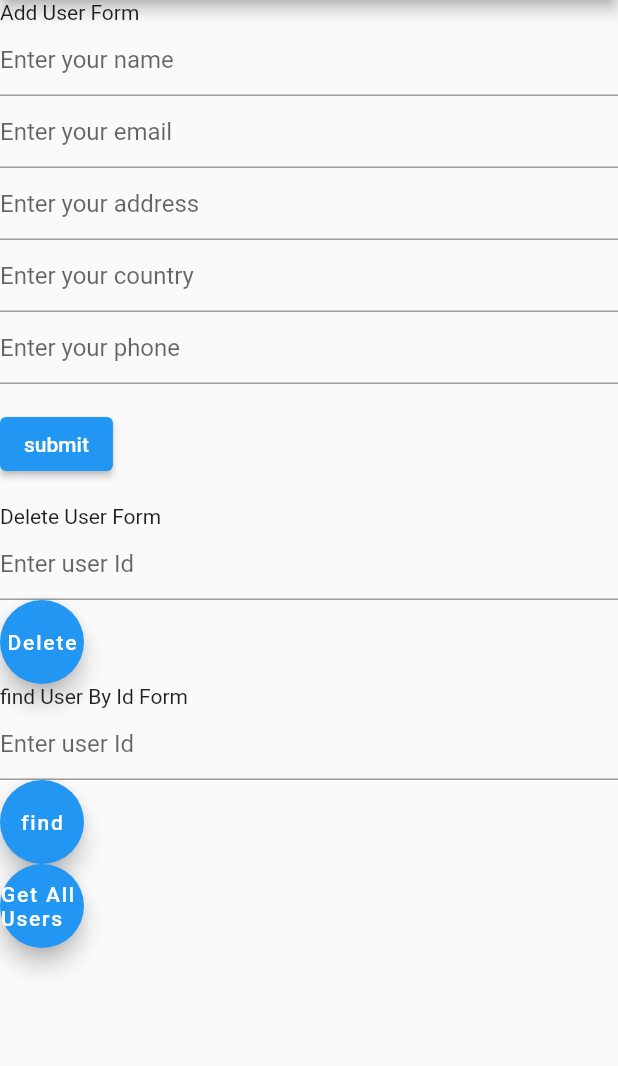
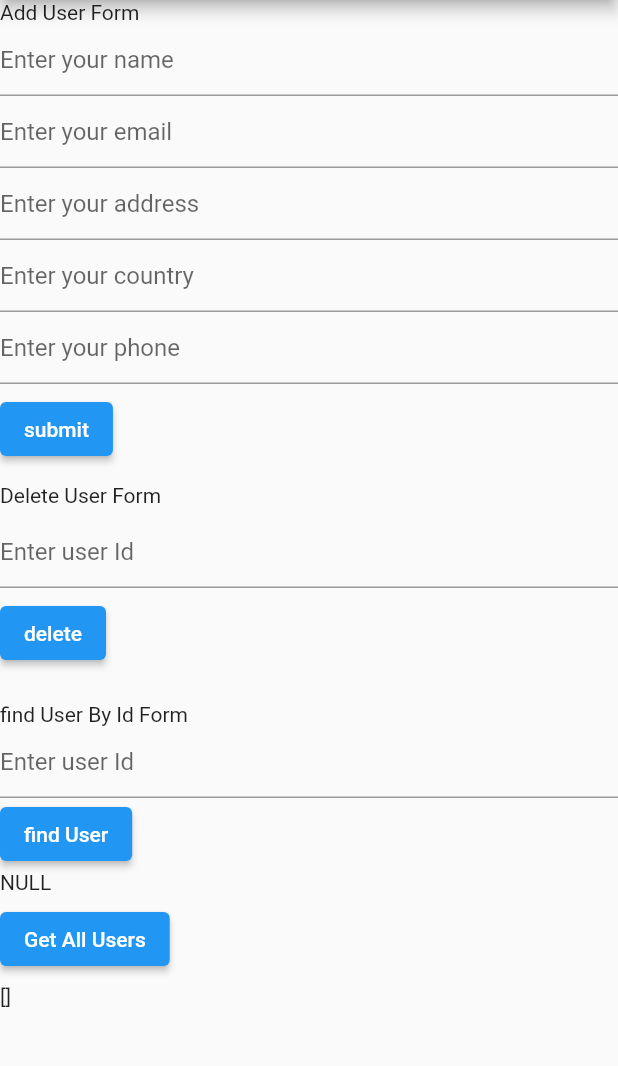
Before and after one commit to mohammedouttaleb/Crud-Web-App-Assignment, a Flutter app: the screen it shows after launch, on a phone screen of 412 x 824 dp, the part 84-1150 px from its top. Run offline on Flutter 3.47's test engine with Material 2 defaults, Android fonts, the phone set to English and light mode, and no system bars.

Commit message:
fixed some buttons style and displayed data into TextFields

```diff
--- a/Front-end/myapp/lib/main.dart
+++ b/Front-end/myapp/lib/main.dart
@@ -33,7 +33,6 @@ class MyHomePage extends StatefulWidget {
 
 class _MyHomePageState extends State<MyHomePage> {
   final GlobalKey<FormState> _formKey = GlobalKey<FormState>();
-  int _counter = 0;
   var _users = [];
   String user_found = "NULL";
   var user = {
@@ -44,6 +43,7 @@ class _MyHomePageState extends State<MyHomePage> {
     "country": ""
   };
   var deleted_user_ID;
+  var deleteMsg = "";
   var user_ID;
 
   void getAllUsers() async {
@@ -90,10 +90,11 @@ class _MyHomePageState extends State<MyHomePage> {
     user_ID = value;
   }
 
+  void setDleteMsg(value) {
+    deleteMsg = value;
+  }
+
   void createUser() async {
-    // setState(() {
-    //   _counter++;
-    // });
     var client = new http.Client();
     try {
       var url = Uri.parse('http://127.0.0.1:5000/api/users/add');
@@ -120,10 +121,6 @@ class _MyHomePageState extends State<MyHomePage> {
       );
       print('Response status: ${response.statusCode}');
       print('Response body: ${response.body}');
-
-      // setState(() {
-      //   _users = convert.jsonDecode(response.body) as List;
-      // });
     } finally {
       client.close();
     }
@@ -137,6 +134,10 @@ class _MyHomePageState extends State<MyHomePage> {
       var response = await client.delete(url);
       print('Response status: ${response.statusCode}');
       print('Response body: ${response.body}');
+      setState(() {
+        deleteMsg = response.body;
+      });
+      //setDleteMsg(response.body);
     } finally {
       client.close();
     }
@@ -151,7 +152,10 @@ class _MyHomePageState extends State<MyHomePage> {
       //print('Response status: ${response.statusCode}');
       //print('Response body: ${response.body}');
 
-      user_found = response.body.toString();
+      setState(() {
+        user_found = response.body;
+      });
+
       print(user_found);
     } finally {
       client.close();
@@ -231,7 +235,7 @@ class _MyHomePageState extends State<MyHomePage> {
               onChanged: setPhone,
             ),
             Padding(
-              padding: const EdgeInsets.symmetric(vertical: 16.0),
+              padding: const EdgeInsets.symmetric(vertical: 6.0),
               child: ElevatedButton(
                   onPressed: () {
                     // Process data.
@@ -239,7 +243,9 @@ class _MyHomePageState extends State<MyHomePage> {
                   },
                   child: const Text("submit")),
             ),
-            const Text("Delete User Form"),
+            Padding(
+                padding: const EdgeInsets.symmetric(vertical: 6.0),
+                child: const Text("Delete User Form")),
             TextFormField(
               decoration: const InputDecoration(
                 hintText: 'Enter user Id',
@@ -252,11 +258,14 @@ class _MyHomePageState extends State<MyHomePage> {
               },
               onChanged: setDeletedUserId,
             ),
-            FloatingActionButton(
-              onPressed: deleteUser,
-              tooltip: 'delete',
-              child: const Text("Delete"),
-            ),
+            Padding(
+                padding: const EdgeInsets.symmetric(vertical: 6.0),
+                child: ElevatedButton(
+                    onPressed: () {
+                      deleteUser();
+                    },
+                    child: const Text("delete"))),
+            Text(deleteMsg),
             const Text("find User By Id Form"),
             TextFormField(
               decoration: const InputDecoration(
@@ -270,16 +279,20 @@ class _MyHomePageState extends State<MyHomePage> {
               },
               onChanged: setUserId,
             ),
-            FloatingActionButton(
-              onPressed: findUserById,
-              tooltip: 'find',
-              child: const Text("find"),
-            ),
-            FloatingActionButton(
-              onPressed: getAllUsers,
-              tooltip: 'Increment',
-              child: const Text("Get All Users"),
-            ),
+            ElevatedButton(
+                onPressed: () {
+                  findUserById();
+                },
+                child: const Text("find User")),
+            Text(user_found),
+            Padding(
+                padding: const EdgeInsets.symmetric(vertical: 6.0),
+                child: ElevatedButton(
+                    onPressed: () {
+                      getAllUsers();
+                    },
+                    child: const Text("Get All Users"))),
+            Text('${_users}')
           ],
         ),
       ),
```
